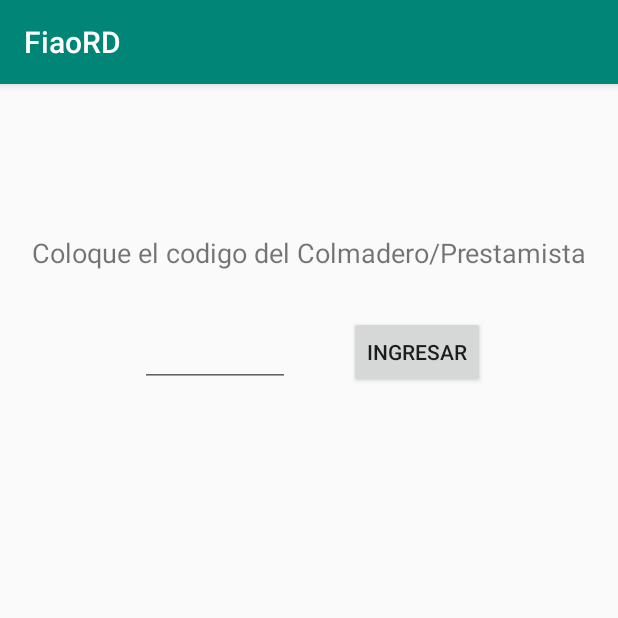
After one commit to WilmerR23/FiaoRD, an Android app: the fragment PrestamistaColmaderoCodigo placed in its activity, on a phone screen of 412 x 824 dp, the top half of it. The commit adds this screen. Run offline under Robolectric (Android 15) with nearby library versions, the phone set to English and light mode, and no system bars; our stand-ins replace Firebase (no records; nobody signed in at launch, a user with empty details on screens opened directly).

Commit message:
Codigo de acceso y logica de seleccion de tipo de usuario done

```diff
--- a/app/src/main/java/com/example/fiaoRD/Interfaces/OnFragmentInteractionListener.java
+++ b/app/src/main/java/com/example/fiaoRD/Interfaces/OnFragmentInteractionListener.java
@@ -10,4 +10,5 @@ public interface OnFragmentInteractionListener {
     void Obtener(String id, String child, Class clase, OnFragmentListener listener);
     void onDataFound(Object obj, OnFragmentListener listener);
     void onCallIntent(Class clase);
+    String UpdateKey(String parent,String key, Object value, String mensaje);
 }
--- a/app/src/main/java/com/example/fiaoRD/LoginActivity.java
+++ b/app/src/main/java/com/example/fiaoRD/LoginActivity.java
@@ -13,10 +13,12 @@ import com.example.fiaoRD.Interfaces.OnFragmentInteractionListener;
 import com.example.fiaoRD.Interfaces.OnFragmentListener;
 import com.example.fiaoRD.ui.login.LoginFragment;
 import com.example.fiaoRD.ui.register.Register;
+import com.example.fiaoRD.ui.register.RegisterViewModel;
 
 public class LoginActivity extends AppCompatActivity implements OnFragmentInteractionListener {
 
     private Firebase _Firebase;
+    private RegisterViewModel _vm;
 
     @Override
     protected void onCreate(Bundle savedInstanceState) {
@@ -49,11 +51,12 @@ public class LoginActivity extends AppCompatActivity implements OnFragmentIntera
 
     @Override
     public void Obtener(String id, String child, Class clase, OnFragmentListener listener) {
-        _Firebase.Obtener(id, child, clase,this, listener);
+       _Firebase.Obtener(id, child, clase,this, listener);
     }
 
     @Override
     public void onDataFound(Object obj, OnFragmentListener listener) {
+        _vm = (RegisterViewModel) obj;
         listener.receiveData(obj);
     }
 
@@ -62,4 +65,9 @@ public class LoginActivity extends AppCompatActivity implements OnFragmentIntera
         Intent i = new Intent(LoginActivity.this, clase);
         startActivity(i);
     }
+
+    @Override
+    public String UpdateKey(String parent, String key, Object value, String mensaje) {
+        return _Firebase.UpdateKey(_vm.getCorreo(),parent,key,value,mensaje);
+    }
 }
--- /dev/null
+++ b/app/src/main/java/com/example/fiaoRD/ui/BaseFragment.java
@@ -0,0 +1,26 @@
+package com.example.fiaoRD.ui;
+
+import android.content.Context;
+
+import androidx.fragment.app.Fragment;
+
+import com.example.fiaoRD.Interfaces.OnFragmentInteractionListener;
+
+public class BaseFragment extends Fragment {
+
+    protected OnFragmentInteractionListener mListener;
+
+    @Override
+    public void onAttach(Context context) {
+        super.onAttach(context);
+        if (context instanceof OnFragmentInteractionListener) {
+            mListener = (OnFragmentInteractionListener) context;
+        } else {
+            throw new ClassCastException(context.toString()
+                    + " must implement OnFragmentInteractionListener");
+        }
+    }
+
+
+
+}
--- /dev/null
+++ b/app/src/main/java/com/example/fiaoRD/ui/PrestamistaColmaderoCodigo/PrestamistaColmaderoCodigo.java
@@ -0,0 +1,59 @@
+package com.example.fiaoRD.ui.PrestamistaColmaderoCodigo;
+
+import androidx.lifecycle.ViewModelProviders;
+
+import android.os.Bundle;
+
+import androidx.annotation.NonNull;
+import androidx.annotation.Nullable;
+
+import android.view.LayoutInflater;
+import android.view.View;
+import android.view.ViewGroup;
+import android.widget.Button;
+import android.widget.EditText;
+import android.widget.Toast;
+
+import com.example.fiaoRD.MainActivity;
+import com.example.fiaoRD.R;
+import com.example.fiaoRD.ui.BaseFragment;
+
+public class PrestamistaColmaderoCodigo extends BaseFragment {
+
+    private PrestamistaColmaderoCodigoViewModel mViewModel;
+    private Button btnIngresar;
+    private EditText edCodigo;
+
+    public static PrestamistaColmaderoCodigo newInstance() {
+        return new PrestamistaColmaderoCodigo();
+    }
+
+    @Override
+    public View onCreateView(@NonNull LayoutInflater inflater, @Nullable ViewGroup container,
+                             @Nullable Bundle savedInstanceState) {
+        View v = inflater.inflate(R.layout.codigo_prestamista_colmadero_fragment, container, false);
+        btnIngresar = v.findViewById(R.id.btnIngresar);
+        edCodigo = v.findViewById(R.id.etCodigo);
+
+        btnIngresar.setOnClickListener(new View.OnClickListener() {
+            @Override
+            public void onClick(View view) {
+                if (edCodigo.getText().toString().length() >= 4) {
+                   String msj = mListener.UpdateKey("Usuarios","primerIngreso", false, null);
+                    mListener.onCallIntent(MainActivity.class);
+                } else {
+                    mListener.onMakeToast("Debes ingresar un codigo valido de 4 digitos", Toast.LENGTH_SHORT);
+                }
+            }
+        });
+        return v;
+    }
+
+    @Override
+    public void onActivityCreated(@Nullable Bundle savedInstanceState) {
+        super.onActivityCreated(savedInstanceState);
+        mViewModel = ViewModelProviders.of(this).get(PrestamistaColmaderoCodigoViewModel.class);
+        // TODO: Use the ViewModel
+    }
+
+}
--- /dev/null
+++ b/app/src/main/java/com/example/fiaoRD/ui/PrestamistaColmaderoCodigo/PrestamistaColmaderoCodigoViewModel.java
@@ -0,0 +1,7 @@
+package com.example.fiaoRD.ui.PrestamistaColmaderoCodigo;
+
+import androidx.lifecycle.ViewModel;
+
+public class PrestamistaColmaderoCodigoViewModel extends ViewModel {
+    // TODO: Implement the ViewModel
+}
--- /dev/null
+++ b/app/src/main/res/layout/codigo_prestamista_colmadero_fragment.xml
@@ -0,0 +1,42 @@
+<?xml version="1.0" encoding="utf-8"?>
+<androidx.constraintlayout.widget.ConstraintLayout xmlns:android="http://schemas.android.com/apk/res/android"
+    xmlns:app="http://schemas.android.com/apk/res-auto"
+    android:layout_width="match_parent"
+    android:layout_height="match_parent">
+
+    <TextView
+        android:layout_width="match_parent"
+        android:layout_height="wrap_content"
+        android:textAlignment="center"
+        android:id="@+id/txtColoqueCodigo"
+        android:text="Coloque el codigo del Colmadero/Prestamista"
+        android:textSize="18dp"
+        android:layout_marginTop="100dp"
+        app:layout_constraintEnd_toEndOf="parent"
+        app:layout_constraintStart_toStartOf="parent"
+        app:layout_constraintTop_toTopOf="parent"/>
+
+    <EditText
+        android:id="@+id/etCodigo"
+        android:layout_width="100dp"
+        android:layout_height="wrap_content"
+        android:layout_marginTop="32dp"
+        android:maxLength="4"
+        app:layout_constraintEnd_toEndOf="parent"
+        app:layout_constraintHorizontal_bias="0.30"
+        app:layout_constraintLeft_toLeftOf="@id/etCodigo"
+        app:layout_constraintStart_toStartOf="parent"
+        app:layout_constraintTop_toBottomOf="@+id/txtColoqueCodigo" />
+
+    <Button
+        android:id="@+id/btnIngresar"
+        android:layout_width="wrap_content"
+        android:layout_height="wrap_content"
+        app:layout_constraintEnd_toEndOf="parent"
+        app:layout_constraintStart_toStartOf="@id/etCodigo"
+        android:layout_marginLeft="50dp"
+        app:layout_constraintTop_toBottomOf="@+id/txtColoqueCodigo"
+        android:layout_marginTop="30dp"
+        android:text="Ingresar" />
+
+</androidx.constraintlayout.widget.ConstraintLayout>
```
Also changed, not shown: app/src/main/java/com/example/fiaoRD/Firebase.java (+12 -0 lines), app/src/main/java/com/example/fiaoRD/ui/TipoUsuario/TipoUsuario.java (added, +64 -0 lines), app/src/main/java/com/example/fiaoRD/ui/TipoUsuario/TipoUsuarioViewModel.java (added, +7 -0 lines), app/src/main/java/com/example/fiaoRD/ui/login/LoginFragment.java (+10 -15 lines), app/src/main/java/com/example/fiaoRD/ui/register/Register.java (+4 -14 lines), app/src/main/java/com/example/fiaoRD/ui/register/RegisterViewModel.java (+7 -1 lines), app/src/main/res/layout/tipo_usuario_fragment.xml (added, +38 -0 lines).
